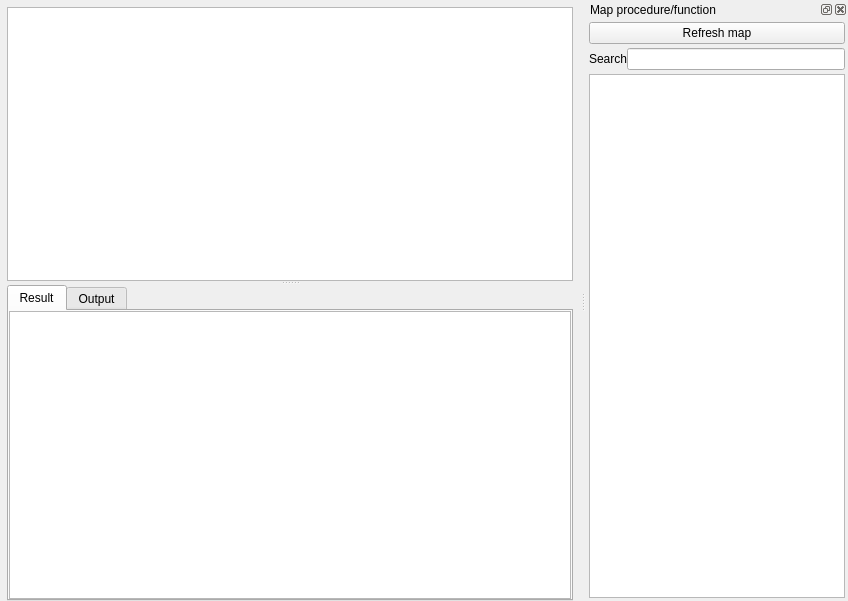
Qt form source/qtdesigner/MSql_editor_win2_ui.ui (MValaguz/MSql) before a commit.
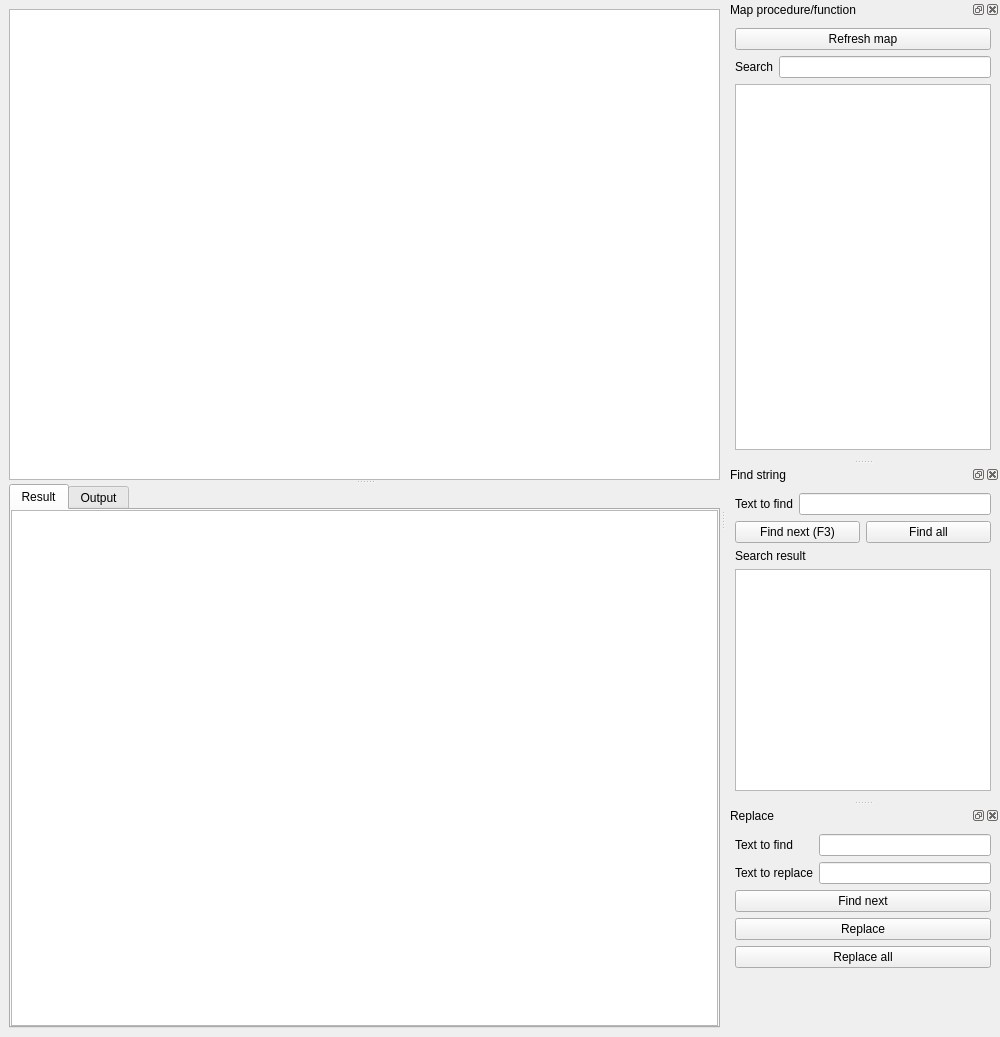
The same form after that commit. Icons and pictures are not drawn. Custom widgets are drawn as their Qt base class.

What changed in the file:
```diff
--- a/source/qtdesigner/MSql_editor_win2_ui.ui
+++ b/source/qtdesigner/MSql_editor_win2_ui.ui
@@ -6,10 +6,16 @@
    <rect>
     <x>0</x>
     <y>0</y>
-    <width>848</width>
-    <height>601</height>
+    <width>1000</width>
+    <height>1037</height>
    </rect>
   </property>
+  <property name="sizePolicy">
+   <sizepolicy hsizetype="Preferred" vsizetype="Expanding">
+    <horstretch>0</horstretch>
+    <verstretch>0</verstretch>
+   </sizepolicy>
+  </property>
   <property name="windowIcon">
    <iconset resource="resource.qrc">
     <normaloff>:/icons/icons/MSql.ico</normaloff>:/icons/icons/MSql.ico</iconset>
@@ -21,20 +27,11 @@
      <verstretch>0</verstretch>
     </sizepolicy>
    </property>
-   <layout class="QVBoxLayout" name="verticalLayout">
-    <property name="leftMargin">
-     <number>7</number>
-    </property>
-    <property name="topMargin">
-     <number>7</number>
-    </property>
+   <layout class="QGridLayout" name="gridLayout">
     <property name="rightMargin">
-     <number>7</number>
-    </property>
-    <property name="bottomMargin">
      <number>0</number>
     </property>
-    <item>
+    <item row="0" column="0">
      <widget class="QSplitter" name="splitter">
       <property name="orientation">
        <enum>Qt::Vertical</enum>
@@ -129,6 +126,12 @@
    </layout>
   </widget>
   <widget class="QDockWidget" name="dockMapWidget">
+   <property name="sizePolicy">
+    <sizepolicy hsizetype="Expanding" vsizetype="Expanding">
+     <horstretch>0</horstretch>
+     <verstretch>0</verstretch>
+    </sizepolicy>
+   </property>
    <property name="font">
     <font>
      <family>Segoe UI</family>
@@ -154,26 +157,11 @@
     <property name="minimumSize">
      <size>
       <width>140</width>
-      <height>574</height>
+      <height>400</height>
      </size>
     </property>
-    <layout class="QGridLayout" name="gridLayout">
-     <property name="leftMargin">
-      <number>3</number>
-     </property>
-     <property name="topMargin">
-      <number>3</number>
-     </property>
-     <property name="rightMargin">
-      <number>3</number>
-     </property>
-     <property name="bottomMargin">
-      <number>3</number>
-     </property>
-     <property name="verticalSpacing">
-      <number>4</number>
-     </property>
-     <item row="0" column="0">
+    <layout class="QGridLayout" name="gridLayout_3">
+     <item row="0" column="0" colspan="2">
       <widget class="QPushButton" name="b_refresh_map">
        <property name="text">
         <string>Refresh map</string>
@@ -185,27 +173,23 @@
       </widget>
      </item>
      <item row="1" column="0">
-      <layout class="QHBoxLayout" name="horizontalLayout">
-       <item>
-        <widget class="QLabel" name="label">
-         <property name="text">
-          <string>Search</string>
-         </property>
-         <property name="buddy">
-          <cstring>e_map_search</cstring>
-         </property>
-        </widget>
-       </item>
-       <item>
-        <widget class="QLineEdit" name="e_map_search">
-         <property name="clearButtonEnabled">
-          <bool>true</bool>
-         </property>
-        </widget>
-       </item>
-      </layout>
+      <widget class="QLabel" name="label">
+       <property name="text">
+        <string>Search</string>
+       </property>
+       <property name="buddy">
+        <cstring>e_map_search</cstring>
+       </property>
+      </widget>
      </item>
-     <item row="2" column="0">
+     <item row="1" column="1">
+      <widget class="QLineEdit" name="e_map_search">
+       <property name="clearButtonEnabled">
+        <bool>true</bool>
+       </property>
+      </widget>
+     </item>
+     <item row="2" column="0" colspan="2">
       <widget class="QTableView" name="o_map">
        <property name="font">
         <font>
@@ -241,6 +225,181 @@
     </layout>
    </widget>
   </widget>
+  <widget class="QDockWidget" name="dockFindWidget">
+   <property name="sizePolicy">
+    <sizepolicy hsizetype="Expanding" vsizetype="Expanding">
+     <horstretch>0</horstretch>
+     <verstretch>0</verstretch>
+    </sizepolicy>
+   </property>
+   <property name="font">
+    <font>
+     <family>Segoe UI</family>
+    </font>
+   </property>
+   <property name="windowTitle">
+    <string>Find string</string>
+   </property>
+   <attribute name="dockWidgetArea">
+    <number>2</number>
+   </attribute>
+   <widget class="QWidget" name="dockWidgetContents_2">
+    <layout class="QGridLayout" name="gridLayout_4">
+     <item row="0" column="0">
+      <widget class="QLabel" name="label_3">
+       <property name="text">
+        <string>Text to find</string>
+       </property>
+       <property name="buddy">
+        <cstring>e_find</cstring>
+       </property>
+      </widget>
+     </item>
+     <item row="0" column="1">
+      <widget class="QLineEdit" name="e_find">
+       <property name="clearButtonEnabled">
+        <bool>true</bool>
+       </property>
+      </widget>
+     </item>
+     <item row="1" column="0" colspan="2">
+      <layout class="QHBoxLayout" name="horizontalLayout">
+       <item>
+        <widget class="QPushButton" name="b_find_next">
+         <property name="text">
+          <string>Find next (F3)</string>
+         </property>
+         <property name="shortcut">
+          <string>F3</string>
+         </property>
+        </widget>
+       </item>
+       <item>
+        <widget class="QPushButton" name="b_find_all">
+         <property name="text">
+          <string>Find all</string>
+         </property>
+        </widget>
+       </item>
+      </layout>
+     </item>
+     <item row="2" column="0" colspan="2">
+      <widget class="QLabel" name="label_2">
+       <property name="text">
+        <string>Search result</string>
+       </property>
+       <property name="buddy">
+        <cstring>o_find_all_result</cstring>
+       </property>
+      </widget>
+     </item>
+     <item row="3" column="0" colspan="2">
+      <widget class="QListView" name="o_find_all_result">
+       <property name="editTriggers">
+        <set>QAbstractItemView::NoEditTriggers</set>
+       </property>
+      </widget>
+     </item>
+    </layout>
+   </widget>
+  </widget>
+  <widget class="QDockWidget" name="dockReplaceWidget">
+   <property name="sizePolicy">
+    <sizepolicy hsizetype="Expanding" vsizetype="Expanding">
+     <horstretch>0</horstretch>
+     <verstretch>0</verstretch>
+    </sizepolicy>
+   </property>
+   <property name="font">
+    <font>
+     <family>Segoe UI</family>
+    </font>
+   </property>
+   <property name="windowTitle">
+    <string>Replace</string>
+   </property>
+   <attribute name="dockWidgetArea">
+    <number>2</number>
+   </attribute>
+   <widget class="QWidget" name="dockWidgetContents_3">
+    <layout class="QGridLayout" name="gridLayout_5">
+     <item row="0" column="0">
+      <layout class="QGridLayout" name="gridLayout_2">
+       <item row="0" column="0">
+        <widget class="QLabel" name="label_4">
+         <property name="text">
+          <string>Text to find</string>
+         </property>
+        </widget>
+       </item>
+       <item row="0" column="1">
+        <widget class="QLineEdit" name="e_replace_search">
+         <property name="clearButtonEnabled">
+          <bool>true</bool>
+         </property>
+        </widget>
+       </item>
+       <item row="1" column="0">
+        <widget class="QLabel" name="label_5">
+         <property name="text">
+          <string>Text to replace</string>
+         </property>
+         <property name="buddy">
+          <cstring>e_replace</cstring>
+         </property>
+        </widget>
+       </item>
+       <item row="1" column="1">
+        <widget class="QLineEdit" name="e_replace">
+         <property name="clearButtonEnabled">
+          <bool>true</bool>
+         </property>
+        </widget>
+       </item>
+      </layout>
+     </item>
+     <item row="1" column="0">
+      <layout class="QVBoxLayout" name="verticalLayout">
+       <item>
+        <widget class="QPushButton" name="b_find_e_replace_next">
+         <property name="text">
+          <string>Find next</string>
+         </property>
+        </widget>
+       </item>
+       <item>
+        <widget class="QPushButton" name="b_replace_next">
+         <property name="text">
+          <string>Replace</string>
+         </property>
+        </widget>
+       </item>
+       <item>
+        <widget class="QPushButton" name="b_replace_all">
+         <property name="text">
+          <string>Replace all</string>
+         </property>
+        </widget>
+       </item>
+      </layout>
+     </item>
+     <item row="2" column="0">
+      <spacer name="verticalSpacer">
+       <property name="orientation">
+        <enum>Qt::Vertical</enum>
+       </property>
+       <property name="sizeHint" stdset="0">
+        <size>
+         <width>20</width>
+         <height>40</height>
+        </size>
+       </property>
+      </spacer>
+     </item>
+    </layout>
+   </widget>
+  </widget>
+  <zorder>dockFindWidget</zorder>
  </widget>
  <customwidgets>
   <customwidget>
```
Left out of the diff: 125 changed lines with no effect on the pictures.
